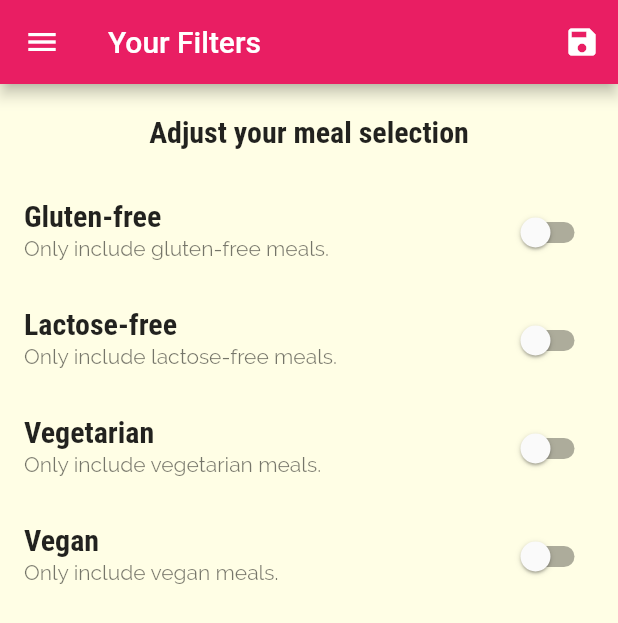
After one commit to bogdan-stelea/meals_app, a Flutter app: the FiltersScreen screen opened by its route, on a phone screen of 412 x 824 dp. The commit adds this screen. Shown: the top 623 px of the screen. Run offline on Flutter 3.47's test engine with Material 2 defaults, Android fonts, the phone set to English and light mode, and no system bars.

Commit message:
Added filter screen

```diff
--- a/lib/main.dart
+++ b/lib/main.dart
@@ -1,14 +1,52 @@
 import 'package:flutter/material.dart';
+import 'package:meals_app/dummy_data.dart';
 import 'package:meals_app/screens/categories_screen.dart';
+import 'package:meals_app/screens/filters_screen.dart';
 import 'package:meals_app/screens/meal_detail_screen.dart';
 import 'package:meals_app/screens/tabs_screen.dart';
+import 'models/meal.dart';
+import 'screens/filters_screen.dart';
 
 import 'screens/category_meals_screen.dart';
 
 void main() => runApp(const MyApp());
 
-class MyApp extends StatelessWidget {
+class MyApp extends StatefulWidget {
   const MyApp({Key? key}) : super(key: key);
+
+  @override
+  State<MyApp> createState() => _MyAppState();
+}
+
+class _MyAppState extends State<MyApp> {
+  Map<String, bool> _filters = {
+    'gluten': false,
+    'lactose': false,
+    'vegan': false,
+    'vegetarian': false,
+  };
+  List<Meal> _availableMeals = DUMMY_MEALS;
+  void _setFilters(Map<String, bool> filterData) {
+    setState(() {
+      _filters = filterData;
+
+      _availableMeals = DUMMY_MEALS.where((meal) {
+        if(_filters['gluten'] == true && !meal.isGlutenFree ) {
+          return false;
+        }
+        if(_filters['lactose'] == true && !meal.isLactoseFree ) {
+          return false;
+        }
+        if(_filters['vegan'] == true && !meal.isVegan ) {
+          return false;
+        }
+        if(_filters['vegetarian'] == true && !meal.isVegetarian ) {
+          return false;
+        }
+        return true;
+      }).toList();
+    });
+  }
 
   @override
   Widget build(BuildContext context) {
@@ -35,8 +73,9 @@ class MyApp extends StatelessWidget {
       // home: const CategoriesScreen(),
       routes: {
         '/': (ctx) => TabsScreen(),
-        CategoryMealsScreen.routeName: (ctx) => CategoryMealsScreen(),
+        CategoryMealsScreen.routeName: (ctx) => CategoryMealsScreen(availableMeals: _availableMeals),
         MealDetailScreen.routeName: (ctx) => MealDetailScreen(),
+        FiltersScreen.routeName: (ctx) => FiltersScreen(currentFilters: _filters, saveFilters: _setFilters,),
       },
       onGenerateRoute: (settings) {
         return MaterialPageRoute(
--- /dev/null
+++ b/lib/screens/filters_screen.dart
@@ -0,0 +1,121 @@
+import 'package:flutter/material.dart';
+import 'package:meals_app/widgets/main_drawer.dart';
+
+class FiltersScreen extends StatefulWidget {
+  const FiltersScreen({Key? key, required this.saveFilters, required this.currentFilters}) : super(key: key);
+  static const routeName = '/filters';
+  final Function saveFilters;
+  final Map<String,bool> currentFilters;
+
+  @override
+  State<FiltersScreen> createState() => _FiltersScreenState();
+
+}
+
+class _FiltersScreenState extends State<FiltersScreen> {
+  bool? _glutenFree = false;
+  bool? _vegetarian = false;
+  bool? _vegan = false;
+  bool? _lactoseFree = false;
+
+
+  Widget _buildSwitchListTile(String title, String description, bool currentValue, Function(bool) updateValue) {
+    return SwitchListTile(
+      title: Text(title),
+      value: currentValue,
+      subtitle: Text(description),
+      onChanged: updateValue,
+    );
+  }
+
+  @override
+  void initState() {
+    _glutenFree = widget.currentFilters['gluten'];
+    _lactoseFree = widget.currentFilters['lactose'];
+    _vegan = widget.currentFilters['vegan'];
+    _vegetarian = widget.currentFilters['vegetarian'];
+    super.initState();
+  }
+
+
+  @override
+  Widget build(BuildContext context) {
+    return Scaffold(
+      appBar: AppBar(
+        title: Text('Your Filters'),
+        actions: <Widget>[
+          IconButton(
+            icon: Icon(Icons.save),
+            onPressed: () {
+              final selectedFilters = {
+                'gluten': _glutenFree,
+                'lactose': _lactoseFree,
+                'vegan': _vegan,
+                'vegetarian': _vegetarian,
+              };
+              widget.saveFilters(selectedFilters);
+            },
+          ),
+        ],
+      ),
+      drawer: MainDrawer(),
+      body: Column(
+        children: <Widget>[
+          Container(
+            padding: EdgeInsets.all(20),
+            child: Text(
+              'Adjust your meal selection',
+              style: Theme.of(context).textTheme.subtitle1,
+            ),
+          ),
+          Expanded(
+            child: ListView(
+              children: <Widget>[
+                _buildSwitchListTile(
+                  'Gluten-free',
+                  'Only include gluten-free meals.',
+                  _glutenFree!,
+                  (newValue) {
+                    setState(() {
+                      _glutenFree = newValue;
+                    });
+                  },
+                ),
+                _buildSwitchListTile(
+                  'Lactose-free',
+                  'Only include lactose-free meals.',
+                  _lactoseFree!,
+                  (newValue) {
+                    setState(() {
+                      _lactoseFree = newValue;
+                    });
+                  },
+                ),
+                _buildSwitchListTile(
+                  'Vegetarian',
+                  'Only include vegetarian meals.',
+                  _vegetarian!,
+                  (newValue) {
+                    setState(() {
+                      _vegetarian = newValue;
+                    });
+                  },
+                ),
+                _buildSwitchListTile(
+                  'Vegan',
+                  'Only include vegan meals.',
+                  _glutenFree!,
+                  (newValue) {
+                    setState(() {
+                      _vegan = newValue;
+                    });
+                  },
+                ),
+              ],
+            ),
+          ),
+        ],
+      ),
+    );
+  }
+}
```
Also changed, not shown: lib/screens/category_meals_screen.dart (+43 -14 lines), lib/screens/meal_detail_screen.dart (+8 -3 lines), lib/widgets/main_drawer.dart (+10 -5 lines), lib/widgets/meal_item.dart (+16 -10 lines).
